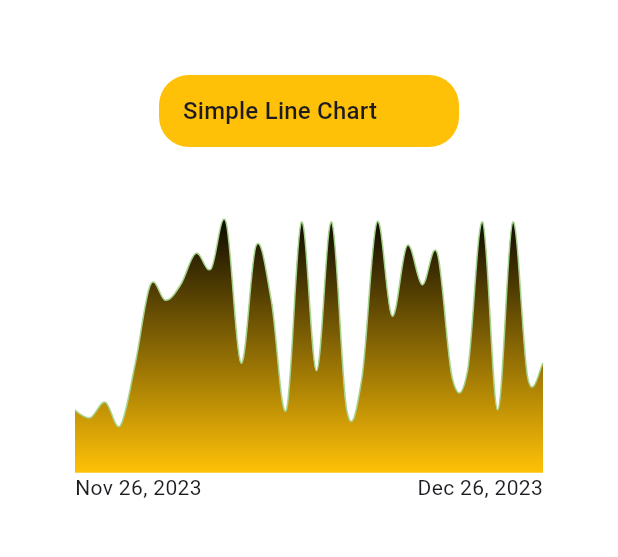
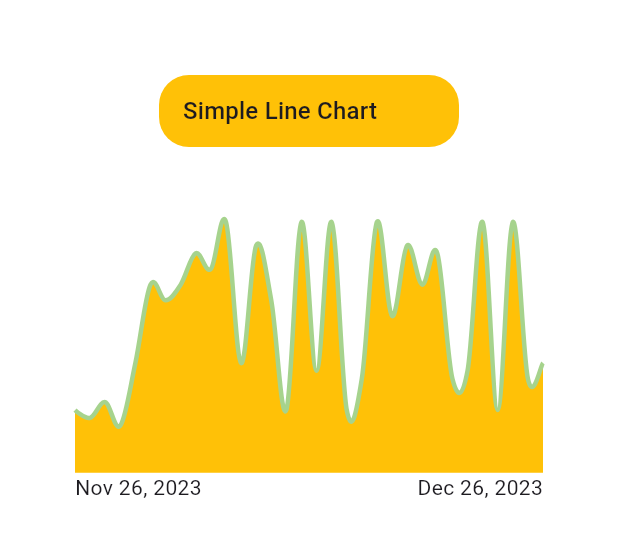
Before and after one commit to tongngo210/flutter_chart_sample, a Flutter app: the screen it shows after launch, on a phone screen of 412 x 824 dp, the part 84-641 px from its top. Run offline on Flutter 3.47's test engine with Material 3 defaults, Android fonts, the light colour scheme and no system bars; drawn by our look-alikes of fl_chart.

Commit message:
Twygs Demo

```diff
--- a/twygs_demo/lib/data.dart
+++ b/twygs_demo/lib/data.dart
@@ -41,7 +41,7 @@ class Datas {
 
   static List<LineChartItem> listMultiLineChartData = [
     LineChartItem(
-      listXYs: const [
+      listSpots: const [
         Pair(0, 2),
         Pair(1, 4),
         Pair(2, 3),
@@ -77,7 +77,7 @@ class Datas {
       name: 'Canada',
     ),
     LineChartItem(
-      listXYs: const [
+      listSpots: const [
         Pair(0, 12),
         Pair(1, 14),
         Pair(2, 13),
@@ -113,7 +113,7 @@ class Datas {
       name: 'United States',
     ),
     LineChartItem(
-      listXYs: const [
+      listSpots: const [
         Pair(0, 22),
         Pair(1, 24),
         Pair(2, 23),
--- a/twygs_demo/lib/main.dart
+++ b/twygs_demo/lib/main.dart
@@ -1,6 +1,7 @@
 import 'package:flutter/material.dart';
 import 'package:twygs_demo/utils/pair.dart';
 import 'data.dart';
+import 'model/model.dart';
 import 'widgets/widgets.dart';
 
 void main() {
@@ -88,13 +89,15 @@ class _MyHomePageState extends State<MyHomePage> {
         return Padding(
           padding: const EdgeInsets.symmetric(horizontal: 50),
           child: LineChartWidget(
-            listSpots: Datas.lineChartData,
+            chartItem: LineChartItem(
+              listSpots: Datas.lineChartData,
+              lineColor: const Color(0xFFA6D38D),
+              lineWidth: 3,
+            ),
             startDate: DateTime.now().subtract(const Duration(days: 30)),
             endDate: DateTime.now(),
-            lineColor: const Color(0xFFA6D38D),
-            lineWidth: 1,
+            dateFormat: 'MMM dd, yyyy',
             belowColor: Colors.amber,
-            belowGradientColors: const [Colors.black, Colors.amber],
           ),
         );
       case ChartType.multipleLine:
--- a/twygs_demo/lib/model/line_chart_item.dart
+++ b/twygs_demo/lib/model/line_chart_item.dart
@@ -3,16 +3,16 @@ import 'package:twygs_demo/utils/utils.dart';
 
 class LineChartItem {
   final String? name;
-  final List<Pair<double, double>> listXYs;
+  final List<Pair<double, double>> listSpots;
   final Color lineColor;
   final bool isCurved;
-  final double barWidth;
+  final double lineWidth;
 
   LineChartItem({
-    required this.listXYs,
+    required this.listSpots,
     required this.lineColor,
     this.name,
     this.isCurved = true,
-    this.barWidth = 1,
+    this.lineWidth = 1,
   });
 }
--- a/twygs_demo/lib/widgets/line_chart.dart
+++ b/twygs_demo/lib/widgets/line_chart.dart
@@ -2,33 +2,30 @@ import 'package:fl_chart/fl_chart.dart';
 import 'package:flutter/material.dart';
 import 'package:intl/intl.dart';
 
-import 'package:twygs_demo/utils/utils.dart';
+import '../model/model.dart';
 
 class LineChartWidget extends StatelessWidget {
   const LineChartWidget({
     super.key,
-    required this.listSpots,
+    required this.chartItem,
     required this.startDate,
     required this.endDate,
-    required this.lineColor,
+    required this.dateFormat,
     this.belowGradientColors,
     this.belowColor,
-    this.lineWidth = 1,
-    this.isCurved = true,
   });
 
-  final List<Pair<double, double>> listSpots;
-  final Color lineColor;
   final Color? belowColor;
   final List<Color>? belowGradientColors;
-  final double lineWidth;
-  final bool isCurved;
   final DateTime startDate;
   final DateTime endDate;
+  final String dateFormat;
+  final LineChartItem chartItem;
 
   @override
   Widget build(BuildContext context) {
-    final spots = listSpots.map((e) => FlSpot(e.first, e.second)).toList();
+    final spots =
+        chartItem.listSpots.map((e) => FlSpot(e.first, e.second)).toList();
 
     return Column(
       children: [
@@ -40,9 +37,9 @@ class LineChartWidget extends StatelessWidget {
               lineBarsData: [
                 LineChartBarData(
                   spots: spots,
-                  isCurved: isCurved,
-                  barWidth: lineWidth,
-                  color: lineColor,
+                  isCurved: chartItem.isCurved,
+                  barWidth: chartItem.lineWidth,
+                  color: chartItem.lineColor,
                   dotData: const FlDotData(show: false),
                   belowBarData: BarAreaData(
                     show: belowColor != null || belowGradientColors != null,
@@ -78,11 +75,11 @@ class LineChartWidget extends StatelessWidget {
           mainAxisAlignment: MainAxisAlignment.spaceBetween,
           children: [
             Text(
-              DateFormat('MMM dd, yyyy').format(startDate),
+              DateFormat(dateFormat).format(startDate),
               style: const TextStyle(fontSize: 14),
             ),
             Text(
-              DateFormat('MMM dd, yyyy').format(endDate),
+              DateFormat(dateFormat).format(endDate),
               style: const TextStyle(fontSize: 14),
             )
           ],
--- a/twygs_demo/lib/widgets/multiple_line_chart.dart
+++ b/twygs_demo/lib/widgets/multiple_line_chart.dart
@@ -48,11 +48,11 @@ class MultipleLineChartWidget extends StatelessWidget {
                 lineTouchData: const LineTouchData(enabled: false),
                 lineBarsData: listItems
                     .map((e) => LineChartBarData(
-                          spots: e.listXYs
+                          spots: e.listSpots
                               .map((e) => FlSpot(e.first, e.second))
                               .toList(),
                           isCurved: e.isCurved,
-                          barWidth: e.barWidth,
+                          barWidth: e.lineWidth,
                           color: e.lineColor,
                           dotData: const FlDotData(show: false),
                         ))
```
